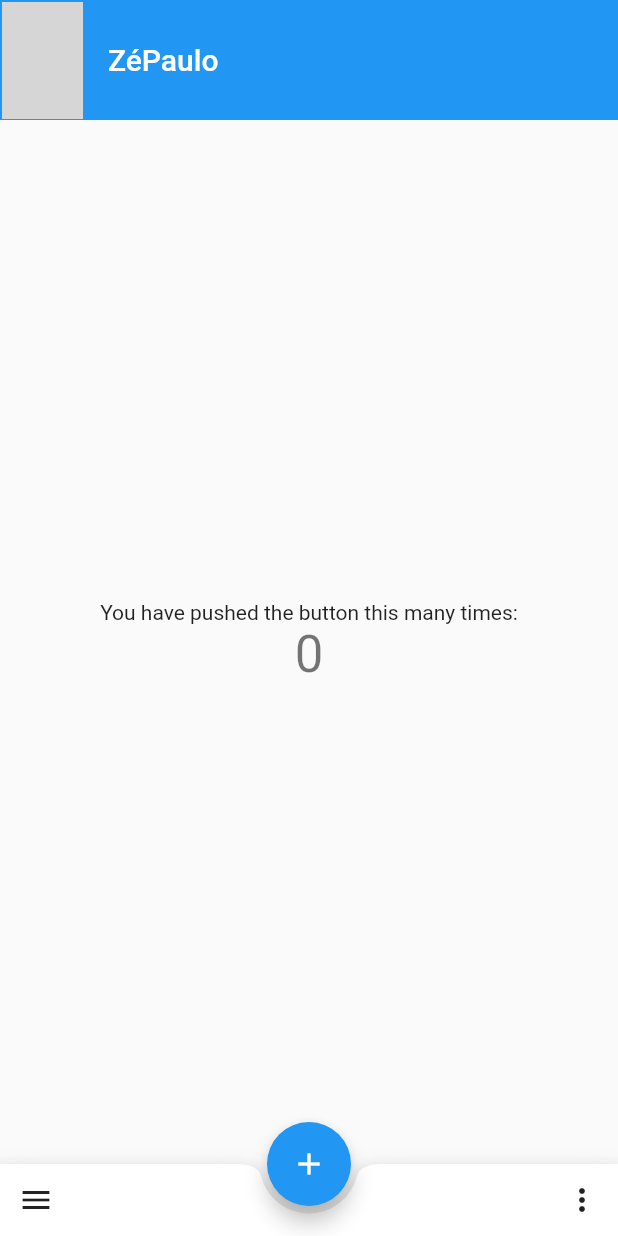
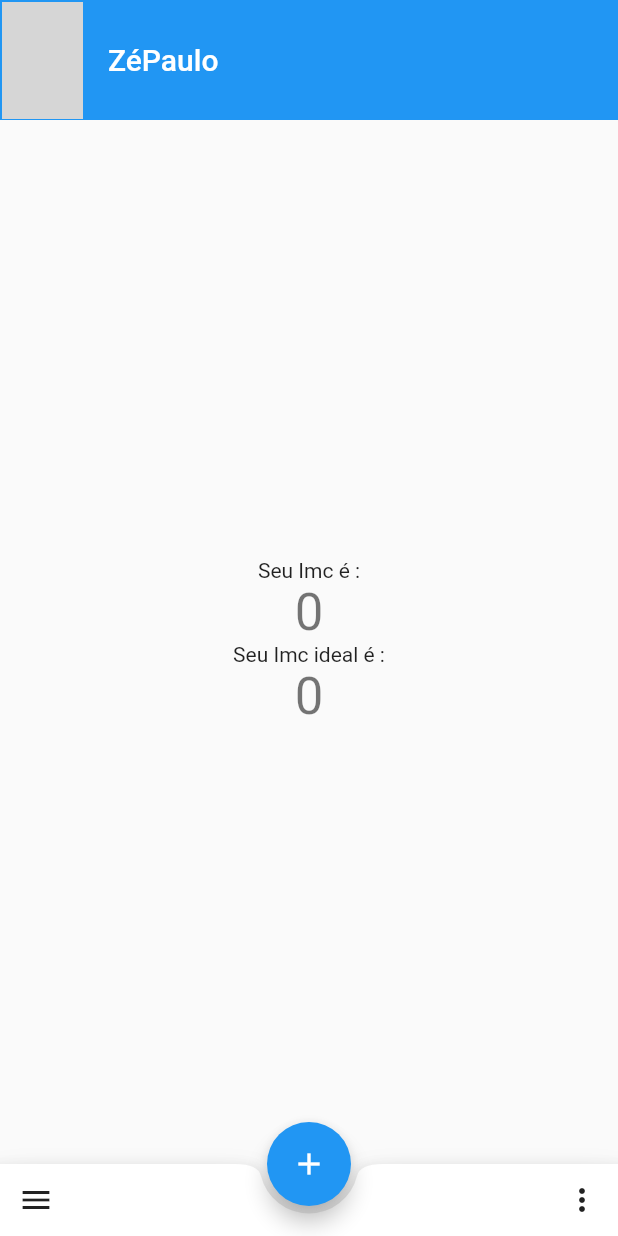
Before and after one commit to jeffersonjpr/TuFit, a Flutter app: the HomePage screen opened directly, on a phone screen of 412 x 824 dp. Run offline on Flutter 3.47's test engine with Material 2 defaults, Android fonts, the light colour scheme and no system bars; our stand-ins replace cloud_firestore, firebase_auth, firebase_core, firebase_storage, get, image_picker; missing offline and left inert: camera_camera; accounts and stored records are empty; network calls fail; statements that could not run were skipped; grey boxes are pictures that could not be loaded.

Commit message:
Pensei em substituir o contador por um IMC então é isso só pra ter mais

```diff
--- a/lib/pages/home_page.dart
+++ b/lib/pages/home_page.dart
@@ -73,7 +73,14 @@ class _HomePageState extends State<HomePage> {
           mainAxisAlignment: MainAxisAlignment.center,
           children: <Widget>[
             Text(
-              'You have pushed the button this many times:',
+              'Seu Imc é :',
+            ),
+            Text(
+              '$_counter',
+              style: Theme.of(context).textTheme.headline4,
+            ),
+            Text(
+              'Seu Imc ideal é :',
             ),
             Text(
               '$_counter',
```
